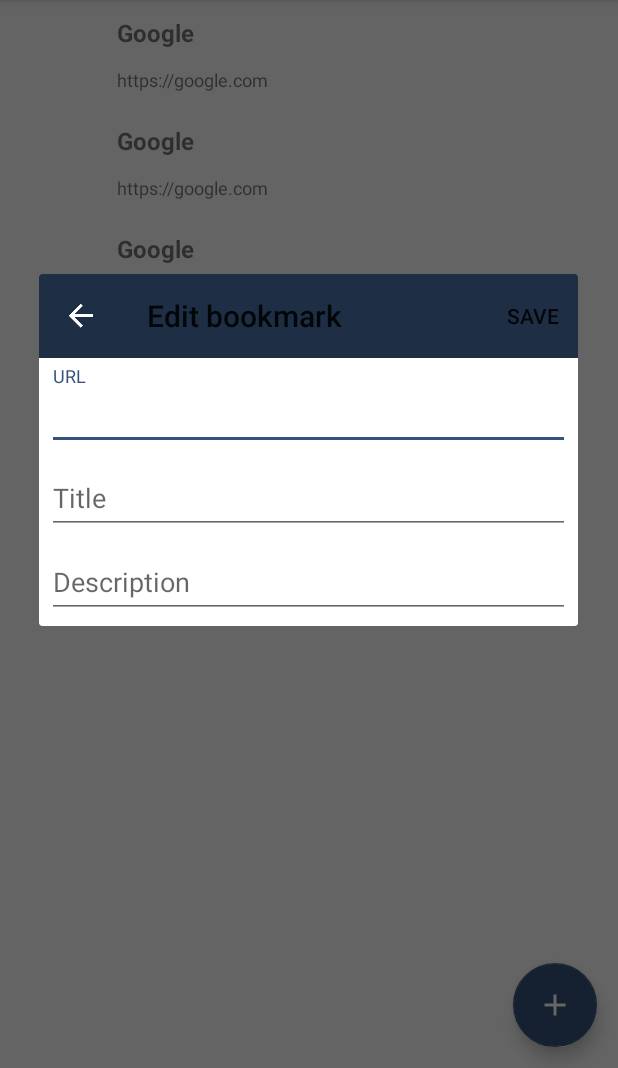
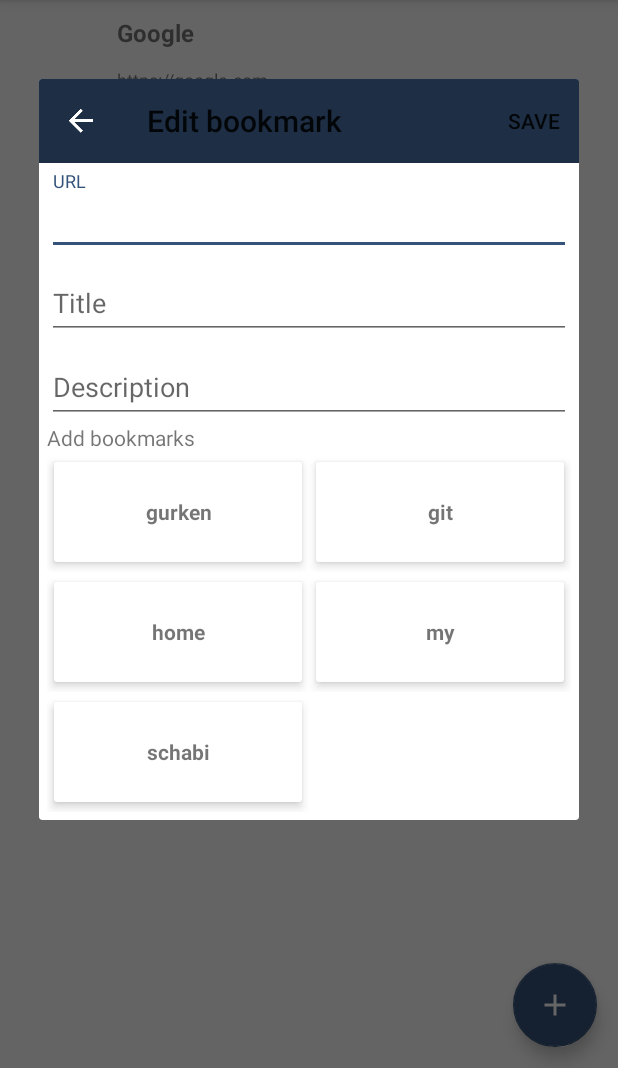
Before and after one commit to theScrabi/OCBookmarks, an Android app: the screen it shows after launch (MainActivity), after a tap on an icon or button, on a phone screen of 412 x 824 dp, the part 168-1236 px from its top. Run offline under Robolectric (Android 15) with nearby library versions, the phone set to English and light mode, and no system bars; 2 other taps on this screen came first.

Commit message:
tag adapter to add bookmark

```diff
--- a/app/src/main/java/org/schabi/ocbookmarks/EditBookmarkDialog.java
+++ b/app/src/main/java/org/schabi/ocbookmarks/EditBookmarkDialog.java
@@ -4,6 +4,8 @@ package org.schabi.ocbookmarks;
 import android.graphics.Color;
 import android.support.v7.app.AlertDialog;
 import android.content.Context;
+import android.support.v7.widget.GridLayoutManager;
+import android.support.v7.widget.RecyclerView;
 import android.text.Spannable;
 import android.text.SpannableString;
 import android.text.style.ForegroundColorSpan;
@@ -18,6 +20,7 @@ public class EditBookmarkDialog {
         LayoutInflater inflater = (LayoutInflater) context.getSystemService(Context.LAYOUT_INFLATER_SERVICE);
         View v = inflater.inflate(R.layout.edit_bookmark_dialog, null);
         final Toolbar toolbar = (Toolbar) v.findViewById(R.id.toolbar);
+        final
 
         String title = "Edit bookmark";
         toolbar.setTitle(title);
@@ -51,6 +54,15 @@ public class EditBookmarkDialog {
             }
         });
 
+        setupRecyclerView(v, context);
+
         return dialog;
     }
+
+    private static void setupRecyclerView(View v, Activity context) {
+        RecyclerView recyclerView = (RecyclerView) v.findViewById(R.id.tag_recycler_view);
+        TagsRecyclerViewAdapter adapter = new TagsRecyclerViewAdapter(context);
+        recyclerView.setAdapter(adapter);
+        recyclerView.setLayoutManager(new GridLayoutManager(context, 2));
+    }
 }
--- a/app/src/main/java/org/schabi/ocbookmarks/TagsFragment.java
+++ b/app/src/main/java/org/schabi/ocbookmarks/TagsFragment.java
@@ -1,27 +1,13 @@
 package org.schabi.ocbookmarks;
 
-import android.app.AlertDialog;
-import android.content.Context;
-import android.content.DialogInterface;
+
 import android.os.Bundle;
 import android.support.v4.app.Fragment;
-import android.support.v4.view.ViewPager;
-import android.support.v7.widget.CardView;
 import android.support.v7.widget.GridLayoutManager;
-import android.support.v7.widget.PopupMenu;
 import android.support.v7.widget.RecyclerView;
-import android.util.Log;
 import android.view.LayoutInflater;
-import android.view.MenuInflater;
-import android.view.MenuItem;
 import android.view.View;
 import android.view.ViewGroup;
-import android.widget.EditText;
-import android.widget.TextView;
-
-import java.lang.reflect.Field;
-import java.util.ArrayList;
-
 /**
  * Created by the-scrabi on 15.05.17.
  */
@@ -43,129 +29,19 @@ public class TagsFragment extends Fragment {
                              Bundle savedInstanceState) {
         View rootView = inflater.inflate(R.layout.fragment_tags, container, false);
         RecyclerView recyclerView = (RecyclerView) rootView.findViewById(R.id.tag_recycler_view);
-        recyclerView.setAdapter(new TagsRecyclerViewAdapter(getActivity()));
+        TagsRecyclerViewAdapter adapter = new TagsRecyclerViewAdapter(getActivity());
+        recyclerView.setAdapter(adapter);
         recyclerView.setLayoutManager(new GridLayoutManager(getActivity(), 2));
+
+        adapter.setOnTagTapedListener(new OnTagTapedListener() {
+            @Override
+            public void onTagTaped(String tag) {
+                onTagTapedListener.onTagTaped(tag);
+            }
+        });
 
         return rootView;
     }
 
-    class TagsRecyclerViewAdapter extends RecyclerView.Adapter<TagsRecyclerViewAdapter.ViewHolder> {
-        ArrayList<String> arrayList = new ArrayList<>();
-        Context context;
-        LayoutInflater inflater = LayoutInflater.from(getContext());
 
-        public TagsRecyclerViewAdapter(Context context) {
-            this.context = context;
-            arrayList.add("gurken");
-            arrayList.add("git");
-            arrayList.add("home");
-            arrayList.add("my");
-            arrayList.add("schabi");
-        }
-
-        @Override
-        public ViewHolder onCreateViewHolder(ViewGroup parent, int viewType) {
-            return new ViewHolder(inflater.inflate(R.layout.tag_list_item, parent, false));
-        }
-
-        @Override
-        public void onBindViewHolder(ViewHolder holder, int position) {
-            holder.setTagName(arrayList.get(position));
-        }
-
-        @Override
-        public int getItemCount() {
-            return arrayList.size();
-        }
-
-        class ViewHolder extends RecyclerView.ViewHolder
-                implements View.OnClickListener, View.OnLongClickListener{
-            private final TextView textView;
-            private final PopupMenu popup;
-            private final CardView cardView;
-            private String tagName;
-
-            public ViewHolder(View view) {
-                super(view);
-
-                textView = (TextView) view.findViewById(R.id.tag_text);
-                cardView = (CardView) view.findViewById(R.id.card_view);
-
-                cardView.setOnClickListener(this);
-                cardView.setOnLongClickListener(this);
-
-                popup = new PopupMenu(getActivity(), view);
-                MenuInflater inflater = popup.getMenuInflater();
-                inflater.inflate(R.menu.edit_tag_item_menu, popup.getMenu());
-
-                // try setting force show icons via reflections (android is a peace of shit)
-                Object menuHelper;
-                Class[] argTypes;
-                try {
-                    Field fMenuHelper = PopupMenu.class.getDeclaredField("mPopup");
-                    fMenuHelper.setAccessible(true);
-                    menuHelper = fMenuHelper.get(popup);
-                    argTypes = new Class[]{boolean.class};
-                    menuHelper.getClass().getDeclaredMethod("setForceShowIcon", argTypes).invoke(menuHelper, true);
-                } catch (Exception e) {
-                    e.printStackTrace();
-                }
-
-                popup.setOnMenuItemClickListener(new PopupMenu.OnMenuItemClickListener() {
-                    @Override
-                    public boolean onMenuItemClick(MenuItem item) {
-                        int id = item.getItemId();
-                        switch (id) {
-                            case R.id.edit_menu:
-                                showEditDialog();
-                                return true;
-                            case R.id.delete_menu:
-                                return true;
-                        }
-
-                        return false;
-                    }
-                });
-            }
-
-            public void setTagName(String tag) {
-                tagName = tag;
-                textView.setText(tagName);
-            }
-
-            @Override
-            public void onClick(View view) {
-                if(onTagTapedListener != null) {
-                    onTagTapedListener.onTagTaped(tagName);
-                }
-            }
-
-            @Override
-            public boolean onLongClick(View view) {
-                popup.show();
-                return true;
-            }
-
-            private void showEditDialog() {
-                final EditText editText = new EditText(getActivity());
-                editText.setText(tagName);
-                AlertDialog dialog = new AlertDialog.Builder(getActivity())
-                        .setTitle(R.string.edit_tag)
-                        .setView(editText)
-                        .setPositiveButton(R.string.save, new DialogInterface.OnClickListener() {
-                            @Override
-                            public void onClick(DialogInterface dialog, int which) {
-                                setTagName(editText.getText().toString());
-                                //todo: update owncloud edittext
-                            }
-                        })
-                        .setNegativeButton(R.string.cancel, new DialogInterface.OnClickListener() {
-                            @Override
-                            public void onClick(DialogInterface dialog, int which) {
-                                dialog.dismiss();
-                            }
-                        }).show();
-            }
-        }
-    }
 }
--- /dev/null
+++ b/app/src/main/java/org/schabi/ocbookmarks/TagsRecyclerViewAdapter.java
@@ -0,0 +1,153 @@
+package org.schabi.ocbookmarks;
+
+import android.app.AlertDialog;
+import android.content.Context;
+import android.content.DialogInterface;
+import android.support.v7.widget.CardView;
+import android.support.v7.widget.PopupMenu;
+import android.support.v7.widget.RecyclerView;
+import android.view.LayoutInflater;
+import android.view.MenuInflater;
+import android.view.MenuItem;
+import android.view.View;
+import android.view.ViewGroup;
+import android.widget.EditText;
+import android.widget.TextView;
+import android.app.Activity;
+
+import java.lang.reflect.Field;
+import java.util.ArrayList;
+
+/**
+ * Created by the-scrabi on 25.05.17.
+ */
+
+class TagsRecyclerViewAdapter extends RecyclerView.Adapter<TagsRecyclerViewAdapter.ViewHolder> {
+    ArrayList<String> arrayList = new ArrayList<>();
+    Activity context;
+    LayoutInflater inflater;
+
+    public interface OnTagTapedListener {
+        void onTagTaped(String tag);
+    }
+
+    private TagsFragment.OnTagTapedListener onTagTapedListener = null;
+    public void setOnTagTapedListener(TagsFragment.OnTagTapedListener listener) {
+        onTagTapedListener = listener;
+    }
+
+    public TagsRecyclerViewAdapter(Activity acitivty) {
+        this.context = acitivty;
+        inflater = LayoutInflater.from(context);
+        arrayList.add("gurken");
+        arrayList.add("git");
+        arrayList.add("home");
+        arrayList.add("my");
+        arrayList.add("schabi");
+    }
+
+    @Override
+    public ViewHolder onCreateViewHolder(ViewGroup parent, int viewType) {
+        return new ViewHolder(inflater.inflate(R.layout.tag_list_item, parent, false));
+    }
+
+    @Override
+    public void onBindViewHolder(ViewHolder holder, int position) {
+        holder.setTagName(arrayList.get(position));
+    }
+
+    @Override
+    public int getItemCount() {
+        return arrayList.size();
+    }
+
+    class ViewHolder extends RecyclerView.ViewHolder
+            implements View.OnClickListener, View.OnLongClickListener{
+        private final TextView textView;
+        private final PopupMenu popup;
+        private final CardView cardView;
+        private String tagName;
+
+        public ViewHolder(View view) {
+            super(view);
+
+            textView = (TextView) view.findViewById(R.id.tag_text);
+            cardView = (CardView) view.findViewById(R.id.card_view);
+
+            cardView.setOnClickListener(this);
+            cardView.setOnLongClickListener(this);
+
+            popup = new PopupMenu(context, view);
+            MenuInflater inflater = popup.getMenuInflater();
+            inflater.inflate(R.menu.edit_tag_item_menu, popup.getMenu());
+
+            // try setting force show icons via reflections (android is a peace of shit)
+            Object menuHelper;
+            Class[] argTypes;
+            try {
+                Field fMenuHelper = PopupMenu.class.getDeclaredField("mPopup");
+                fMenuHelper.setAccessible(true);
+                menuHelper = fMenuHelper.get(popup);
+                argTypes = new Class[]{boolean.class};
+                menuHelper.getClass().getDeclaredMethod("setForceShowIcon", argTypes).invoke(menuHelper, true);
+            } catch (Exception e) {
+                e.printStackTrace();
+            }
+
+            popup.setOnMenuItemClickListener(new PopupMenu.OnMenuItemClickListener() {
+                @Override
+                public boolean onMenuItemClick(MenuItem item) {
+                    int id = item.getItemId();
+                    switch (id) {
+                        case R.id.edit_menu:
+                            showEditDialog();
+                            return true;
+                        case R.id.delete_menu:
+                            return true;
+                    }
+
+                    return false;
+                }
+            });
+        }
+
+        public void setTagName(String tag) {
+            tagName = tag;
+            textView.setText(tagName);
+        }
+
+        @Override
+        public void onClick(View view) {
+            if(onTagTapedListener != null) {
+                onTagTapedListener.onTagTaped(tagName);
+            }
+        }
+
+        @Override
+        public boolean onLongClick(View view) {
+            popup.show();
+            return true;
+        }
+
+        private void showEditDialog() {
+            final EditText editText = new EditText(context);
+            editText.setText(tagName);
+            AlertDialog dialog = new AlertDialog.Builder(context)
+                    .setTitle(R.string.edit_tag)
+                    .setView(editText)
+                    .setPositiveButton(R.string.save, new DialogInterface.OnClickListener() {
+                        @Override
+                        public void onClick(DialogInterface dialog, int which) {
+                            setTagName(editText.getText().toString());
+                            //todo: update owncloud edittext
+                        }
+                    })
+                    .setNegativeButton(R.string.cancel, new DialogInterface.OnClickListener() {
+                        @Override
+                        public void onClick(DialogInterface dialog, int which) {
+                            dialog.dismiss();
+                        }
+                    }).show();
+        }
+    }
+}
--- a/app/src/main/res/layout/edit_bookmark_dialog.xml
+++ b/app/src/main/res/layout/edit_bookmark_dialog.xml
@@ -63,8 +63,20 @@
                 android:layout_height="wrap_content"
                 android:hint="@string/bookmark_description_hint" />
         </android.support.design.widget.TextInputLayout>
+
+        <TextView
+            android:id="@+id/bookmakrs_text_view"
+            android:layout_width="match_parent"
+            android:layout_height="wrap_content"
+            android:text="@string/add_bookmarks" />
+
+        <android.support.v7.widget.RecyclerView
+            android:id="@+id/tag_recycler_view"
+            android:scrollbars="vertical"
+            android:layout_width="match_parent"
+            android:layout_height="match_parent"
+            tools:listitem="@layout/tag_list_item"/>
     </LinearLayout>
 
 
-
 </LinearLayout>
--- a/app/src/main/res/values/strings.xml
+++ b/app/src/main/res/values/strings.xml
@@ -18,4 +18,5 @@
     <string name="bookmark_description_hint">Description</string>
     <string name="edit_tag">Edit tag</string>
     <string name="cancel">Cancel</string>
+    <string name="add_bookmarks">Add bookmarks</string>
 </resources>
```
